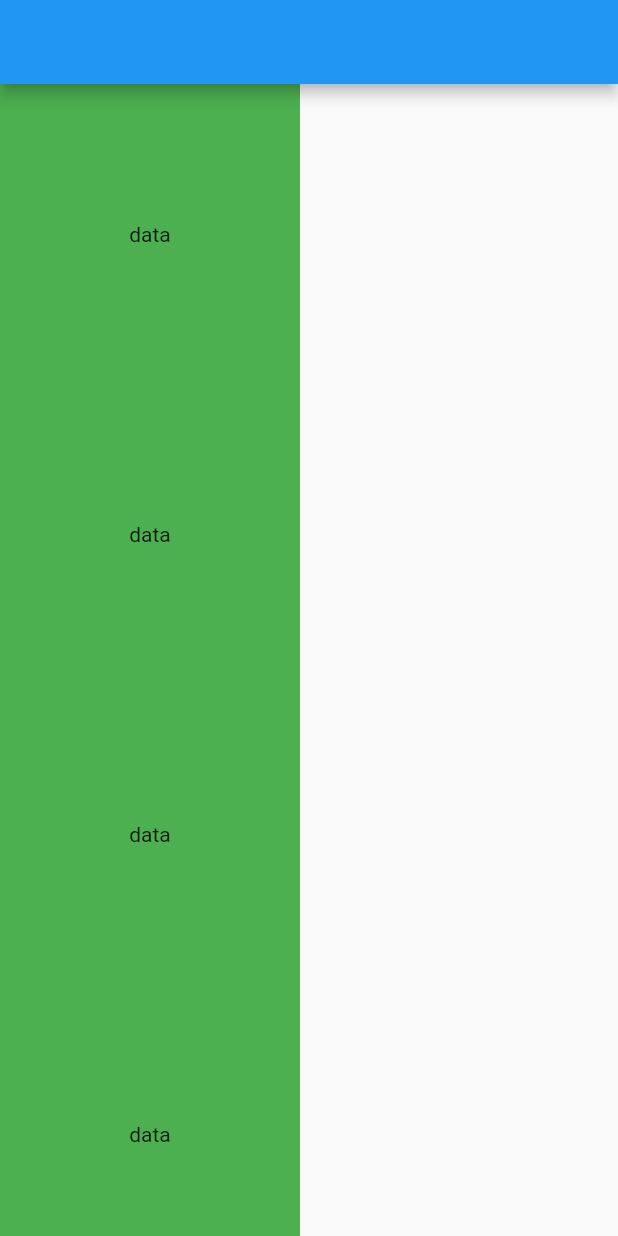
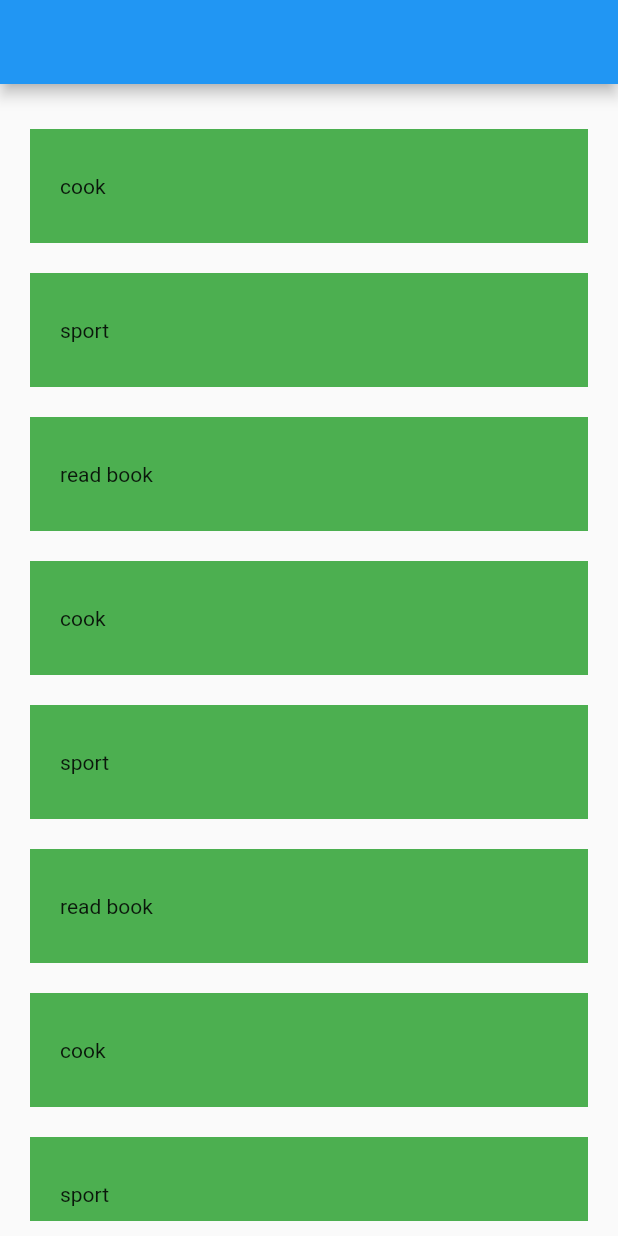
Before and after one commit to messabih-khalil/flutter, a Flutter app: the screen it shows after launch, on a phone screen of 412 x 824 dp. Run offline on Flutter 3.47's test engine with Material 2 defaults, Android fonts, the phone set to English and light mode, and no system bars.

Commit message:
ListView.builder

```diff
--- a/lib/test.dart
+++ b/lib/test.dart
@@ -11,64 +11,42 @@ class TestState extends State<TestStatefull> {
   var counter = 0;
   String? food = "Pizza";
   bool? checked = false;
+  List<String> tasks = [
+    "cook",
+    "sport",
+    "read book",
+    "cook",
+    "sport",
+    "read book",
+    "cook",
+    "sport",
+    "read book",
+    "cook",
+    "sport",
+    "read book",
+    "cook",
+    "sport",
+    "read book",
+  ];
   @override
   Widget build(BuildContext context) {
     return Scaffold(
         appBar: AppBar(),
         body: Container(
-          width: 200,
-          child: ListView(
-            children: [
-              Container(
-                  height: 200,
+          width: double.infinity,
+          margin: EdgeInsets.symmetric(horizontal: 20, vertical: 10),
+          child: ListView.builder(
+              itemCount: tasks.length,
+              itemBuilder: (context, i) {
+                return Container(
+                  width: double.infinity,
+                  // height: 20,
+                  padding: EdgeInsets.symmetric(vertical: 30, horizontal: 20),
+                  margin: EdgeInsets.only(top: 20),
                   color: Colors.green,
-                  child: Center(
-                    child: Text("data"),
-                  )),
-              Container(
-                  height: 200,
-                  color: Colors.green,
-                  child: Center(
-                    child: Text("data"),
-                  )),
-              Container(
-                  height: 200,
-                  color: Colors.green,
-                  child: Center(
-                    child: Text("data"),
-                  )),
-              Container(
-                  height: 200,
-                  color: Colors.green,
-                  child: Center(
-                    child: Text("data"),
-                  )),
-              Container(
-                  height: 200,
-                  color: Colors.green,
-                  child: Center(
-                    child: Text("data"),
-                  )),
-              Container(
-                  height: 200,
-                  color: Colors.green,
-                  child: Center(
-                    child: Text("data"),
-                  )),
-              Container(
-                  height: 200,
-                  color: Colors.green,
-                  child: Center(
-                    child: Text("data"),
-                  )),
-              Container(
-                  height: 200,
-                  color: Colors.green,
-                  child: Center(
-                    child: Text("data"),
-                  )),
-            ],
-          ),
+                  child: Text("${tasks[i]}"),
+                );
+              }),
         ));
   }
 }
```
